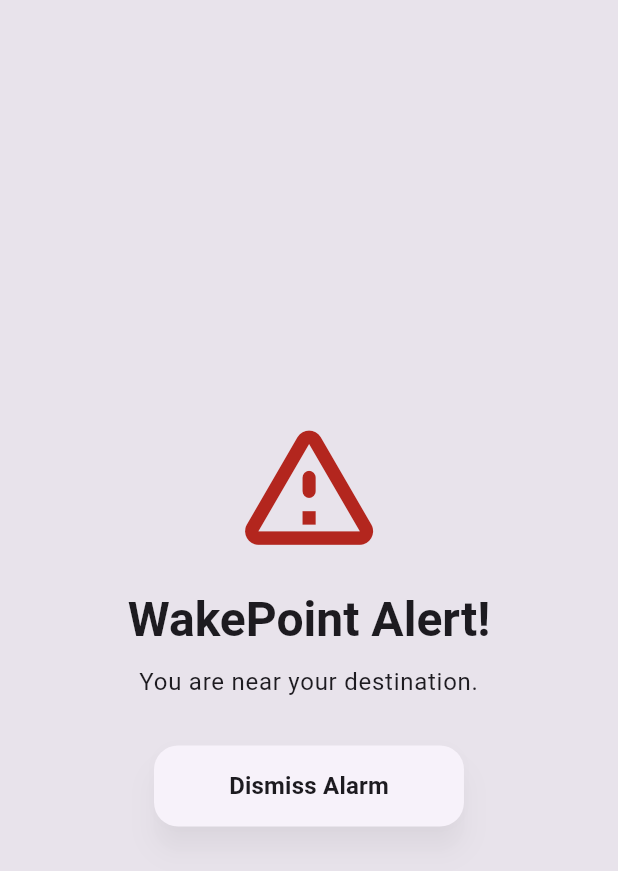
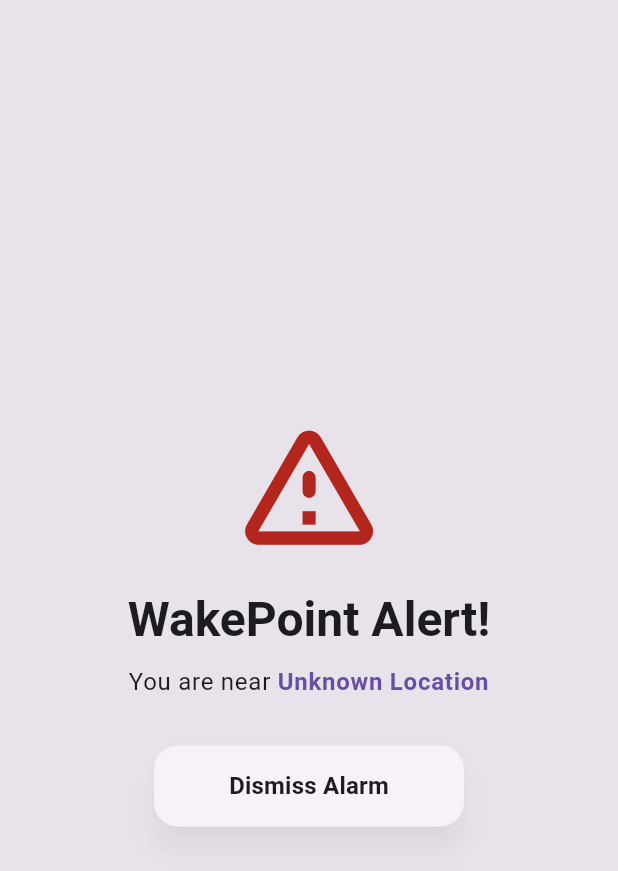
Before and after one commit to leywino/wakepoint, a Flutter app: the AlarmScreen screen opened directly, on a phone screen of 412 x 824 dp. Shown: the top 871 px of the screen. Run offline on Flutter 3.47's test engine with Material 3 defaults, Android fonts, the phone set to English and light mode, and no system bars; our stand-ins replace flutter_local_notifications, fluttertoast, geocoding, geolocator, google_places_flutter, permission_handler and 2 more; missing offline and left inert: flutter_background, flutter_displaymode; accounts and stored records are empty.

Commit message:
some slight improvements in declaraton

```diff
--- a/lib/controller/location_provider.dart
+++ b/lib/controller/location_provider.dart
@@ -18,6 +18,7 @@ class LocationProvider with ChangeNotifier {
   Position? _currentPosition;
   bool _isTracking = false;
   bool _alarmTriggered = false;
+  String? currentSelectedLocation;
   StreamSubscription<Position>? _positionStream;
   VoidCallback? onAlarmTriggered;
 
@@ -234,6 +235,7 @@ class LocationProvider with ChangeNotifier {
     if (_alarmTriggered) return; // Prevent multiple triggers
 
     _alarmTriggered = true;
+    currentSelectedLocation = location.name;
 
     const AndroidNotificationDetails androidDetails =
         AndroidNotificationDetails(
--- a/lib/pages/alarm_screen.dart
+++ b/lib/pages/alarm_screen.dart
@@ -16,14 +16,18 @@ class AlarmScreen extends StatefulWidget {
 class _AlarmScreenState extends State<AlarmScreen>
     with SingleTickerProviderStateMixin {
   late AnimationController _iconAnimationController;
-  late SettingsProvider settingsProvider;
+  SettingsProvider get settingsProvider =>
+      Provider.of<SettingsProvider>(context, listen: false);
+
+  LocationProvider get locationProvider =>
+      Provider.of<LocationProvider>(context, listen: false);
+
   bool _isVibrating = false;
 
   @override
   void initState() {
     super.initState();
     WidgetsBinding.instance.addPostFrameCallback((_) {
-      settingsProvider = Provider.of<SettingsProvider>(context, listen: false);
       _startAlarm();
     });
 
@@ -144,11 +148,24 @@ class _AlarmScreenState extends State<AlarmScreen>
             const SizedBox(height: 10),
 
             // Subtext
-            Text(
-              "You are near your destination.",
-              style: theme.textTheme.bodyLarge?.copyWith(color: textColor),
+            RichText(
               textAlign: TextAlign.center,
+              text: TextSpan(
+                style: theme.textTheme.bodyLarge?.copyWith(color: textColor),
+                children: [
+                  const TextSpan(text: "You are near "),
+                  TextSpan(
+                    text: locationProvider.currentSelectedLocation ??
+                        "Unknown Location",
+                    style: theme.textTheme.bodyLarge?.copyWith(
+                      fontWeight: FontWeight.bold,
+                      color: theme.colorScheme.primary,
+                    ),
+                  ),
+                ],
+              ),
             ),
+
             const SizedBox(height: 30),
 
             // Dismiss Button
--- a/lib/pages/home_screen.dart
+++ b/lib/pages/home_screen.dart
@@ -1,3 +1,5 @@
+import 'dart:developer';
+
 import 'package:flutter/material.dart';
 import 'package:fluttertoast/fluttertoast.dart';
 import 'package:geolocator/geolocator.dart';
@@ -154,8 +156,13 @@ class _HomeScreenState extends State<HomeScreen> {
                                 location.latitude,
                                 location.longitude,
                               );
-                              distanceText =
-                                  "Distance: ${distance.toStringAsFixed(0)} m";
+                              if (distance >= 1000) {
+                                distanceText =
+                                    "Distance: ${(distance / 1000).toStringAsFixed(1)} km";
+                              } else {
+                                distanceText =
+                                    "Distance: ${distance.toStringAsFixed(0)} m";
+                              }
                             }
 
                             return GestureDetector(
```
